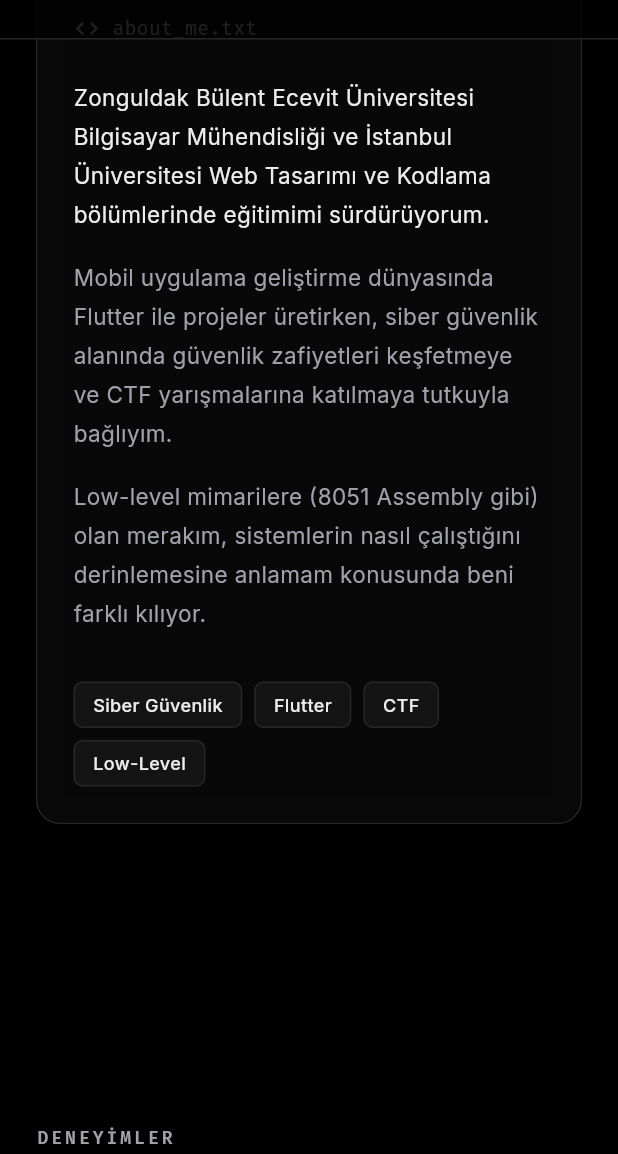
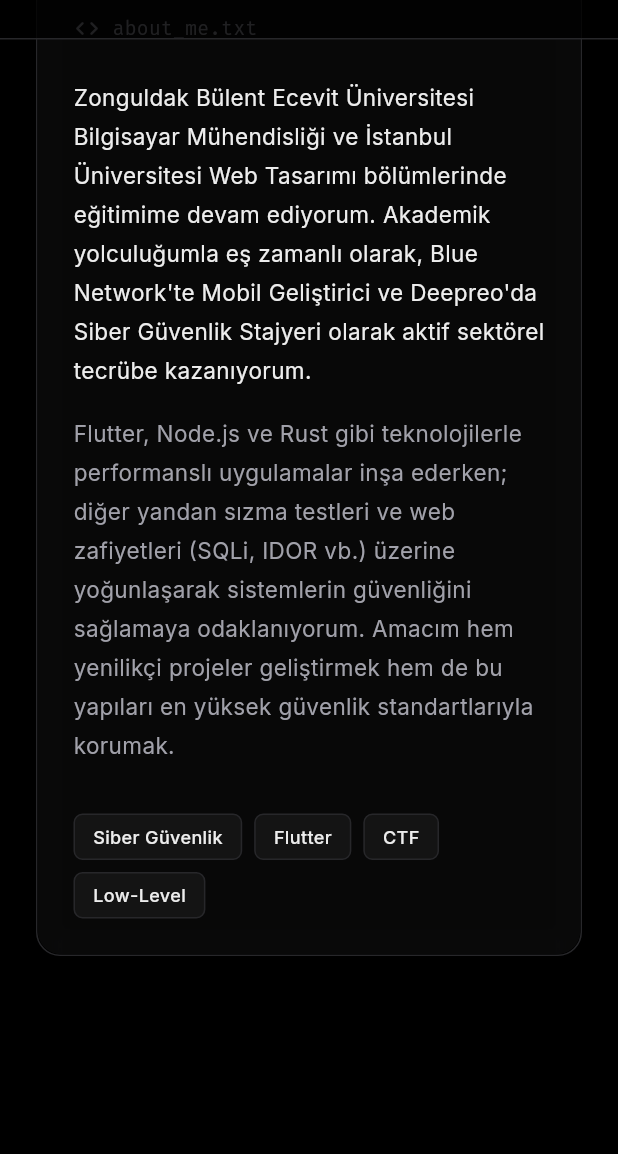
Before and after one commit to themlie/my_personal_portfolio, a Flutter app: the screen it shows after launch, scrolled down 1152 dp, on a phone screen of 412 x 824 dp, the part 82-1236 px from its top. Run offline on Flutter 3.47's test engine with Material 3 defaults, Android fonts, the phone set to English and light mode, and no system bars; our stand-ins replace google_fonts, visibility_detector.

Commit message:
Update about_me text

```diff
--- a/lib/sections/about_section.dart
+++ b/lib/sections/about_section.dart
@@ -215,7 +215,7 @@ class AboutSection extends StatelessWidget {
         ),
         const SizedBox(height: 24),
         Text(
-          'Zonguldak Bülent Ecevit Üniversitesi Bilgisayar Mühendisliği ve İstanbul Üniversitesi Web Tasarımı ve Kodlama bölümlerinde eğitimimi sürdürüyorum.',
+          'Zonguldak Bülent Ecevit Üniversitesi Bilgisayar Mühendisliği ve İstanbul Üniversitesi Web Tasarımı bölümlerinde eğitimime devam ediyorum. Akademik yolculuğumla eş zamanlı olarak, Blue Network\'te Mobil Geliştirici ve Deepreo\'da Siber Güvenlik Stajyeri olarak aktif sektörel tecrübe kazanıyorum.',
           style: GoogleFonts.inter(
             fontSize: 15,
             height: 1.7,
@@ -224,16 +224,7 @@ class AboutSection extends StatelessWidget {
         ),
         const SizedBox(height: 16),
         Text(
-          'Mobil uygulama geliştirme dünyasında Flutter ile projeler üretirken, siber güvenlik alanında güvenlik zafiyetleri keşfetmeye ve CTF yarışmalarına katılmaya tutkuyla bağlıyım.',
-          style: GoogleFonts.inter(
-            fontSize: 15,
-            height: 1.7,
-            color: AppColors.textSecondary,
-          ),
-        ),
-        const SizedBox(height: 16),
-        Text(
-          'Low-level mimarilere (8051 Assembly gibi) olan merakım, sistemlerin nasıl çalıştığını derinlemesine anlamam konusunda beni farklı kılıyor.',
+          'Flutter, Node.js ve Rust gibi teknolojilerle performanslı uygulamalar inşa ederken; diğer yandan sızma testleri ve web zafiyetleri (SQLi, IDOR vb.) üzerine yoğunlaşarak sistemlerin güvenliğini sağlamaya odaklanıyorum. Amacım hem yenilikçi projeler geliştirmek hem de bu yapıları en yüksek güvenlik standartlarıyla korumak.',
           style: GoogleFonts.inter(
             fontSize: 15,
             height: 1.7,
```
